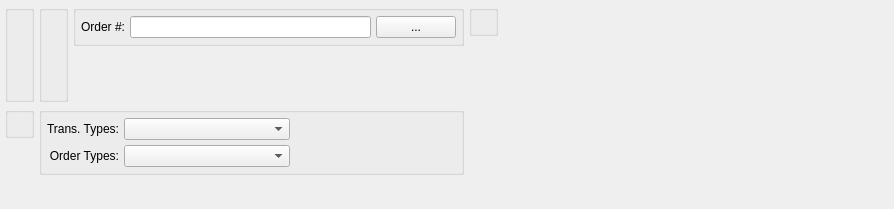
WooodHead/xtuple, file xtuple/trunk/guiclient/displays/dspInventoryHistoryBase.ui: the form before one commit.
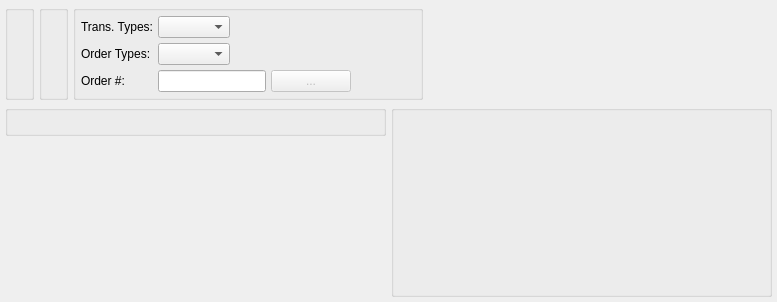
The form after the commit. Custom widgets are drawn as their Qt base class.

Commit message: bug #11806 - inventory history by order has to handle more than just sales orders

```diff
--- a/xtuple/trunk/guiclient/displays/dspInventoryHistoryBase.ui
+++ b/xtuple/trunk/guiclient/displays/dspInventoryHistoryBase.ui
@@ -13,8 +13,8 @@
    <rect>
     <x>0</x>
     <y>0</y>
-    <width>894</width>
-    <height>209</height>
+    <width>777</width>
+    <height>302</height>
    </rect>
   </property>
   <property name="windowTitle">
@@ -52,132 +52,10 @@
          <property name="title">
           <string/>
          </property>
-         <layout class="QHBoxLayout" name="horizontalLayout_4">
-          <item>
-           <widget class="QLabel" name="_orderNumberLit">
-            <property name="text">
-             <string>Order #:</string>
-            </property>
-            <property name="alignment">
-             <set>Qt::AlignRight|Qt::AlignTrailing|Qt::AlignVCenter</set>
-            </property>
-           </widget>
-          </item>
-          <item>
-           <widget class="SoLineEdit" name="_orderNumber"/>
-          </item>
-          <item>
-           <widget class="QPushButton" name="_salesOrderList">
-            <property name="text">
-             <string>...</string>
-            </property>
-           </widget>
-          </item>
-         </layout>
-        </widget>
-       </item>
-       <item>
-        <spacer name="verticalSpacer">
-         <property name="orientation">
-          <enum>Qt::Vertical</enum>
-         </property>
-         <property name="sizeType">
-          <enum>QSizePolicy::MinimumExpanding</enum>
-         </property>
-         <property name="sizeHint" stdset="0">
-          <size>
-           <width>0</width>
-           <height>0</height>
-          </size>
-         </property>
-        </spacer>
-       </item>
-      </layout>
-     </item>
-     <item>
-      <layout class="QVBoxLayout" name="verticalLayout_2">
-       <item>
-        <widget class="QGroupBox" name="_dateGroup">
-         <property name="title">
-          <string/>
-         </property>
-         <layout class="QGridLayout">
-          <item row="0" column="0">
-           <widget class="DateCluster" name="_dates"/>
-          </item>
-         </layout>
-        </widget>
-       </item>
-       <item>
-        <spacer name="verticalSpacer_2">
-         <property name="orientation">
-          <enum>Qt::Vertical</enum>
-         </property>
-         <property name="sizeType">
-          <enum>QSizePolicy::MinimumExpanding</enum>
-         </property>
-         <property name="sizeHint" stdset="0">
-          <size>
-           <width>20</width>
-           <height>0</height>
-          </size>
-         </property>
-        </spacer>
-       </item>
-      </layout>
-     </item>
-     <item>
-      <spacer name="horizontalSpacer_3">
-       <property name="orientation">
-        <enum>Qt::Horizontal</enum>
-       </property>
-       <property name="sizeHint" stdset="0">
-        <size>
-         <width>0</width>
-         <height>20</height>
-        </size>
-       </property>
-      </spacer>
-     </item>
-    </layout>
-   </item>
-   <item>
-    <layout class="QHBoxLayout" name="horizontalLayout_2">
-     <item>
-      <layout class="QVBoxLayout" name="verticalLayout_4">
-       <item>
-        <widget class="WarehouseGroup" name="_warehouse">
-         <property name="title">
-          <string/>
-         </property>
-         <property name="fixedSize">
-          <bool>false</bool>
-         </property>
-        </widget>
-       </item>
-       <item>
-        <spacer name="verticalSpacer_4">
-         <property name="orientation">
-          <enum>Qt::Vertical</enum>
-         </property>
-         <property name="sizeHint" stdset="0">
-          <size>
-           <width>20</width>
-           <height>0</height>
-          </size>
-         </property>
-        </spacer>
-       </item>
-      </layout>
-     </item>
-     <item>
-      <layout class="QVBoxLayout" name="verticalLayout_3">
-       <item>
-        <widget class="QGroupBox" name="_transGroup">
-         <property name="title">
-          <string/>
-         </property>
-         <layout class="QGridLayout" name="gridLayout">
+         <layout class="QFormLayout" name="formLayout">
+          <property name="fieldGrowthPolicy">
+           <enum>QFormLayout::FieldsStayAtSizeHint</enum>
+          </property>
           <item row="0" column="0">
            <widget class="QLabel" name="_transTypeLit">
             <property name="sizePolicy">
@@ -195,9 +73,6 @@
             <property name="text">
              <string>Trans. Types:</string>
             </property>
-            <property name="alignment">
-             <set>Qt::AlignRight|Qt::AlignTrailing|Qt::AlignVCenter</set>
-            </property>
            </widget>
           </item>
           <item row="0" column="1">
@@ -227,9 +102,6 @@
             <property name="text">
              <string>Order Types:</string>
             </property>
-            <property name="alignment">
-             <set>Qt::AlignRight|Qt::AlignTrailing|Qt::AlignVCenter</set>
-            </property>
            </widget>
           </item>
           <item row="1" column="1">
@@ -242,39 +114,37 @@
             </property>
            </widget>
           </item>
-          <item row="0" column="2">
-           <spacer name="horizontalSpacer">
-            <property name="orientation">
-             <enum>Qt::Horizontal</enum>
+          <item row="3" column="1">
+           <layout class="QHBoxLayout" name="horizontalLayout_3">
+            <item>
+             <widget class="XLineEdit" name="_orderNumber"/>
+            </item>
+            <item>
+             <widget class="QPushButton" name="_orderList">
+              <property name="enabled">
+               <bool>false</bool>
+              </property>
+              <property name="text">
+               <string>...</string>
+              </property>
+             </widget>
+            </item>
+           </layout>
+          </item>
+          <item row="3" column="0">
+           <widget class="QLabel" name="_orderNumberLit">
+            <property name="text">
+             <string>Order #:</string>
             </property>
-            <property name="sizeHint" stdset="0">
-             <size>
-              <width>0</width>
-              <height>20</height>
-             </size>
-            </property>
-           </spacer>
+           </widget>
           </item>
          </layout>
         </widget>
        </item>
-       <item>
-        <spacer name="verticalSpacer_3">
-         <property name="orientation">
-          <enum>Qt::Vertical</enum>
-         </property>
-         <property name="sizeHint" stdset="0">
-          <size>
-           <width>20</width>
-           <height>0</height>
-          </size>
-         </property>
-        </spacer>
-       </item>
       </layout>
      </item>
      <item>
-      <spacer name="horizontalSpacer_2">
+      <spacer name="horizontalSpacer_3">
        <property name="orientation">
         <enum>Qt::Horizontal</enum>
        </property>
@@ -288,6 +158,53 @@
      </item>
     </layout>
    </item>
+   <item>
+    <layout class="QHBoxLayout" name="horizontalLayout_2">
+     <item>
+      <layout class="QVBoxLayout" name="verticalLayout_4">
+       <item>
+        <widget class="WarehouseGroup" name="_warehouse">
+         <property name="title">
+          <string/>
+         </property>
+         <property name="fixedSize">
+          <bool>false</bool>
+         </property>
+        </widget>
+       </item>
+       <item>
+        <spacer name="verticalSpacer_4">
+         <property name="orientation">
+          <enum>Qt::Vertical</enum>
+         </property>
+         <property name="sizeHint" stdset="0">
+          <size>
+           <width>20</width>
+           <height>0</height>
+          </size>
+         </property>
+        </spacer>
+       </item>
+      </layout>
+     </item>
+     <item>
+      <layout class="QVBoxLayout" name="verticalLayout_2">
+       <item>
+        <widget class="QGroupBox" name="_dateGroup">
+         <property name="title">
+          <string/>
+         </property>
+         <layout class="QGridLayout">
+          <item row="0" column="0">
+           <widget class="DateCluster" name="_dates"/>
+          </item>
+         </layout>
+        </widget>
+       </item>
+      </layout>
+     </item>
+    </layout>
+   </item>
   </layout>
  </widget>
  <layoutdefault spacing="5" margin="5"/>
@@ -308,11 +225,6 @@
    <extends>QGroupBox</extends>
    <header>parametergroup.h</header>
   </customwidget>
-  <customwidget>
-   <class>SoLineEdit</class>
-   <extends>XLineEdit</extends>
-   <header>socluster.h</header>
-  </customwidget>
   <customwidget>
    <class>WarehouseGroup</class>
    <extends>QGroupBox</extends>
```
Left out of the diff: 6 changed lines with no effect on the pictures. The commit also changes 5 other files.
